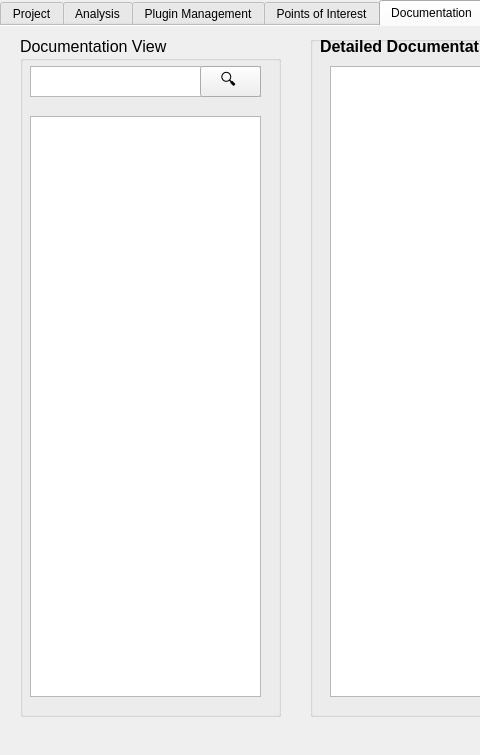
Old version of the form main.ui in the repository maurygrin/Software-Project-Team9; both pictures show x 0 to 480 and y 0 to 755 of the 1318 by 755 pixel window.
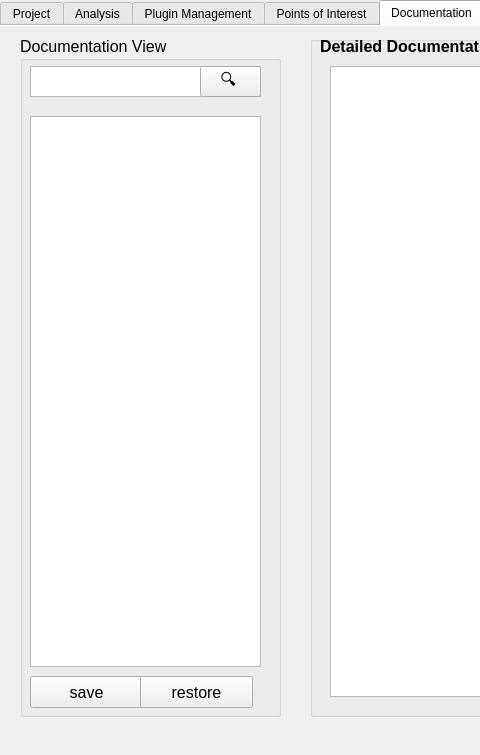
New version of the form. The open tabs and pages were chosen to show the change. Icons and pictures are not drawn.

The edit to the form file:
```diff
--- a/main.ui
+++ b/main.ui
@@ -1290,23 +1290,8 @@
         <string>&lt;!DOCTYPE HTML PUBLIC &quot;-//W3C//DTD HTML 4.0//EN&quot; &quot;http://www.w3.org/TR/REC-html40/strict.dtd&quot;&gt;
 &lt;html&gt;&lt;head&gt;&lt;meta name=&quot;qrichtext&quot; content=&quot;1&quot; /&gt;&lt;style type=&quot;text/css&quot;&gt;
 p, li { white-space: pre-wrap; }
-&lt;/style&gt;&lt;/head&gt;&lt;body style=&quot; font-family:'.SF NS Text'; font-size:12pt; font-weight:400; font-style:normal;&quot;&gt;
-&lt;p style=&quot;-qt-paragraph-type:empty; margin-top:0px; margin-bottom:0px; margin-left:0px; margin-right:0px; -qt-block-indent:0; text-indent:0px;&quot;&gt;&lt;br /&gt;&lt;/p&gt;&lt;/body&gt;&lt;/html&gt;</string>
-       </property>
-      </widget>
-      <widget class="QListWidget" name="documentList">
-       <property name="geometry">
-        <rect>
-         <x>10</x>
-         <y>80</y>
-         <width>231</width>
-         <height>581</height>
-        </rect>
-       </property>
-       <property name="font">
-        <font>
-         <pointsize>11</pointsize>
-        </font>
+&lt;/style&gt;&lt;/head&gt;&lt;body style=&quot; font-family:'.AppleSystemUIFont'; font-size:12pt; font-weight:400; font-style:normal;&quot;&gt;
+&lt;p style=&quot;-qt-paragraph-type:empty; margin-top:0px; margin-bottom:0px; margin-left:0px; margin-right:0px; -qt-block-indent:0; text-indent:0px; font-family:'.SF NS Text';&quot;&gt;&lt;br /&gt;&lt;/p&gt;&lt;/body&gt;&lt;/html&gt;</string>
        </property>
       </widget>
       <widget class="QPushButton" name="searchDocumentButton">
@@ -1322,6 +1307,47 @@
         <string>🔍 </string>
        </property>
       </widget>
+      <widget class="QListWidget" name="poiList_2">
+       <property name="geometry">
+        <rect>
+         <x>10</x>
+         <y>80</y>
+         <width>231</width>
+         <height>551</height>
+        </rect>
+       </property>
+       <property name="font">
+        <font>
+         <pointsize>11</pointsize>
+        </font>
+       </property>
+      </widget>
+      <widget class="QPushButton" name="newPOIButton_2">
+       <property name="geometry">
+        <rect>
+         <x>10</x>
+         <y>640</y>
+         <width>113</width>
+         <height>32</height>
+        </rect>
+       </property>
+       <property name="text">
+        <string>save</string>
+       </property>
+      </widget>
+      <widget class="QPushButton" name="poiDeleteButton_2">
+       <property name="geometry">
+        <rect>
+         <x>120</x>
+         <y>640</y>
+         <width>113</width>
+         <height>32</height>
+        </rect>
+       </property>
+       <property name="text">
+        <string>restore</string>
+       </property>
+      </widget>
      </widget>
     </widget>
    </widget>
```
Left out of the diff: 16 changed lines with no effect on the pictures.
